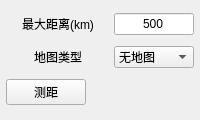
Old version of the form PolarDisp/ppivisualsettings.ui in the repository DanielWuxiaoxiao/DispCtrl.
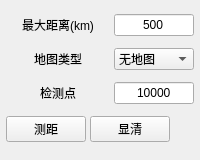
New version of the form. Icons and pictures are not drawn. Custom widgets are drawn as their Qt base class.

Patch:
```diff
--- a/PolarDisp/ppivisualsettings.ui
+++ b/PolarDisp/ppivisualsettings.ui
@@ -7,7 +7,7 @@
     <x>0</x>
     <y>0</y>
     <width>200</width>
-    <height>120</height>
+    <height>160</height>
    </rect>
   </property>
   <property name="windowTitle">
@@ -139,6 +139,54 @@
      </item>
     </layout>
    </item>
+   <item>
+    <layout class="QHBoxLayout" name="maxPointsLayout">
+     <property name="spacing">
+      <number>4</number>
+     </property>
+     <item>
+      <widget class="QLabel" name="label_maxPoints">
+       <property name="text">
+        <string>检测点</string>
+       </property>
+       <property name="alignment">
+        <set>Qt::AlignCenter</set>
+       </property>
+       <property name="minimumSize">
+        <size>
+         <width>80</width>
+         <height>0</height>
+        </size>
+       </property>
+      </widget>
+     </item>
+     <item>
+      <widget class="QLineEdit" name="maxPointsEdit">
+       <property name="text">
+        <string>10000</string>
+       </property>
+       <property name="alignment">
+        <set>Qt::AlignCenter</set>
+       </property>
+       <property name="minimumSize">
+        <size>
+         <width>60</width>
+         <height>0</height>
+        </size>
+       </property>
+       <property name="maximumSize">
+        <size>
+         <width>80</width>
+         <height>16777215</height>
+        </size>
+       </property>
+       <property name="toolTip">
+        <string>设置最大检测点数量，超出后删除旧数据</string>
+       </property>
+      </widget>
+     </item>
+    </layout>
+   </item>
    <item>
     <layout class="QHBoxLayout" name="measureLayout">
      <property name="spacing">
@@ -165,6 +213,19 @@
        </property>
       </widget>
      </item>
+     <item>
+      <widget class="QPushButton" name="clearDisplayBtn">
+       <property name="text">
+        <string>显清</string>
+       </property>
+       <property name="toolTip">
+        <string>清除P显数据</string>
+       </property>
+       <property name="objectName">
+        <string>ClearDisplayBtn</string>
+       </property>
+      </widget>
+     </item>
      <item>
       <spacer name="horizontalSpacer">
        <property name="orientation">
```
